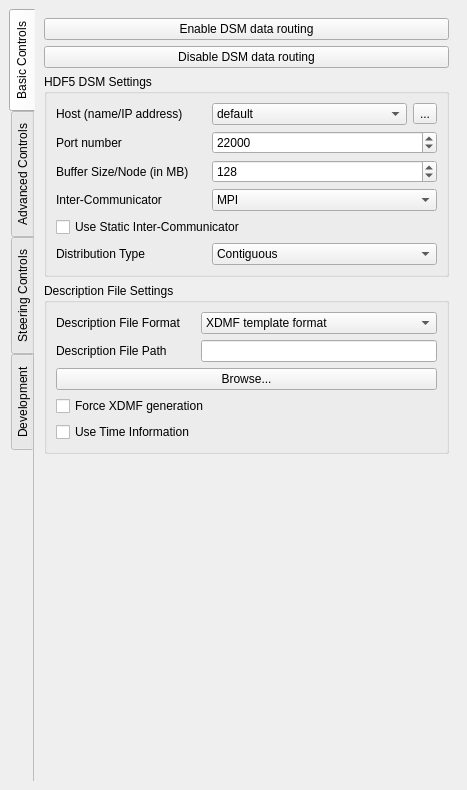
Old version of the form pqDsmViewerPanel.ui in the repository soumagne/icarus.
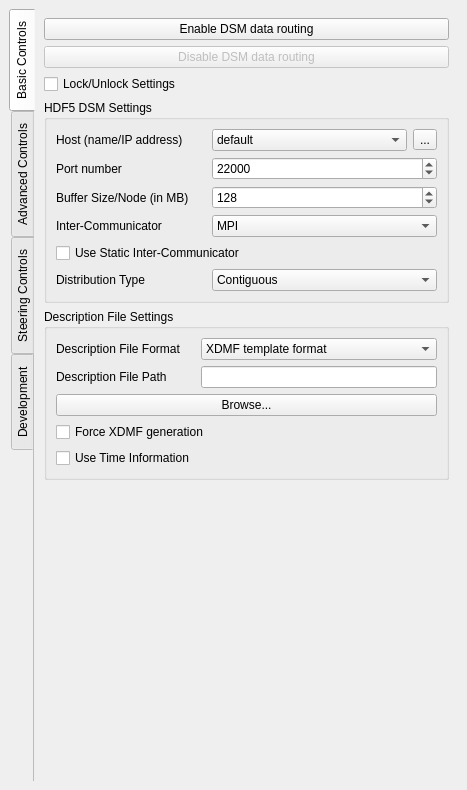
New version of the form. Icons and pictures are not drawn.

Commit message: Add lock settings

The edit to the form file:
```diff
--- a/pqDsmViewerPanel.ui
+++ b/pqDsmViewerPanel.ui
@@ -85,6 +85,9 @@
             </item>
             <item>
              <widget class="QPushButton" name="unpublish">
+              <property name="enabled">
+               <bool>false</bool>
+              </property>
               <property name="sizePolicy">
                <sizepolicy hsizetype="Expanding" vsizetype="Fixed">
                 <horstretch>0</horstretch>
@@ -96,6 +99,13 @@
               </property>
              </widget>
             </item>
+            <item>
+             <widget class="QCheckBox" name="lockSettings">
+              <property name="text">
+               <string>Lock/Unlock Settings</string>
+              </property>
+             </widget>
+            </item>
             <item>
              <widget class="QGroupBox" name="dsmSettingBox">
               <property name="title">
```
Left out of the diff: 9 changed lines with no effect on the pictures. The commit also changes 2 other files.
